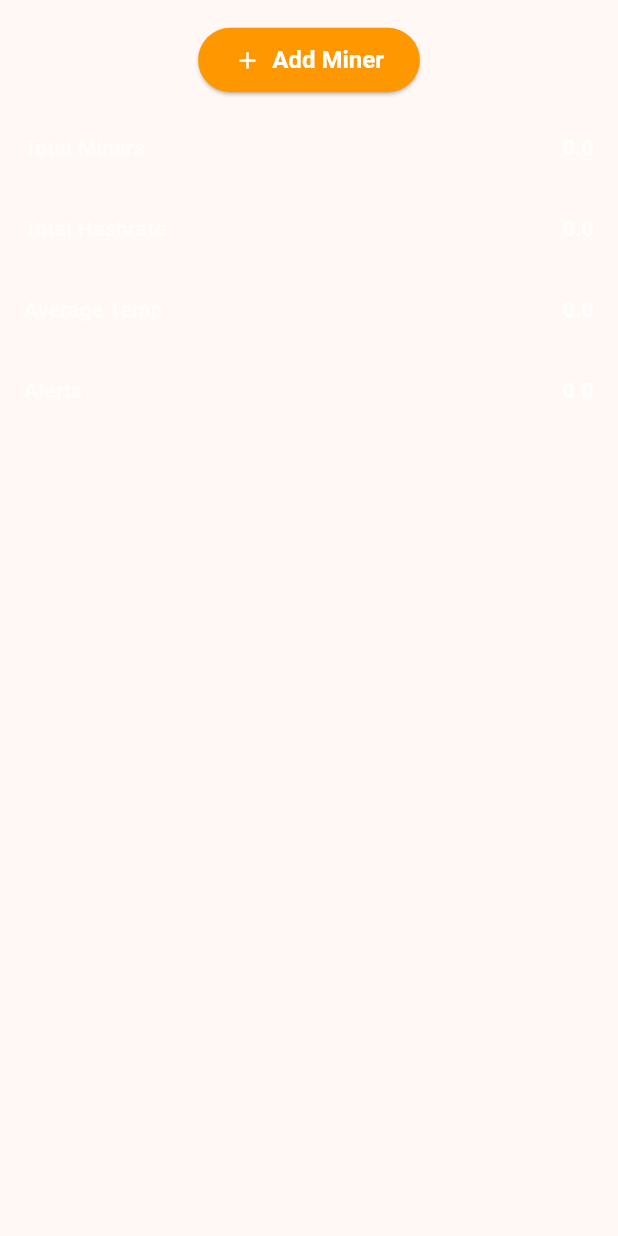
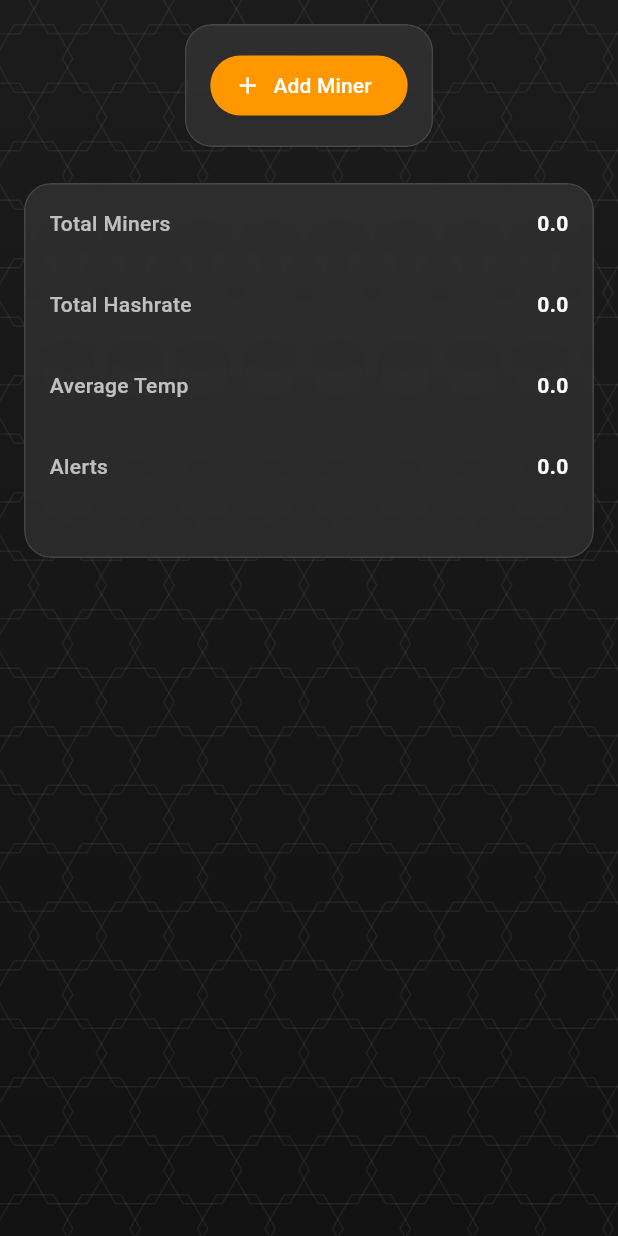
Before and after one commit to NicGrant/Mining_App, a Flutter app: the DashboardPage widget shown alone on an empty page, opened directly, on a phone screen of 412 x 824 dp. Run offline on Flutter 3.47's test engine with Material 3 defaults, Android fonts, the phone set to English and light mode, and no system bars; missing offline and left inert: network_info_plus.

Commit message:
New background Files

```diff
--- a/lib/pages/dashboard.dart
+++ b/lib/pages/dashboard.dart
@@ -1,6 +1,8 @@
 import 'package:flutter/material.dart';
 import '../pages/scanner_page.dart';
 import '../main.dart'; // For minersList
+import '/widgets/app_background.dart';
+import '/ui/glass_card.dart';
 
 // ---------- InfoBar Widget ----------
 class InfoBar extends StatelessWidget {
@@ -81,12 +83,16 @@ class _DashboardPageState extends State<DashboardPage> {
     double avgTemp = minersList.isEmpty ? 0 : 65;        // Celsius
     int alerts = minersList.isEmpty ? 0 : 2;
 
-    return SingleChildScrollView(
+
+   return AppBackground(
+  child: SingleChildScrollView(
     padding: const EdgeInsets.all(16.0),
     child: Column(
       children: [
+
         // ---------- Add Miner Button ----------
-          ElevatedButton.icon(
+        GlassCard(
+          child: ElevatedButton.icon(
             onPressed: () async {
               final newMiner = await Navigator.push(
                 context,
@@ -104,13 +110,17 @@ class _DashboardPageState extends State<DashboardPage> {
             style: ElevatedButton.styleFrom(
               backgroundColor: Colors.orange,
               foregroundColor: Colors.white,
-              padding: const EdgeInsets.symmetric(horizontal: 24, vertical: 12),
-              textStyle: const TextStyle(fontSize: 16, fontWeight: FontWeight.bold),
+              elevation: 0,
             ),
           ),
+        ),
+
         const SizedBox(height: 24),
 
-          // ---------- Info Bars ----------
+        // ---------- Dashboard Stats ----------
+        GlassCard(
+          child: Column(
+            children: [
               InfoBar(
                 label: 'Total Miners',
                 value: minersList.length.toDouble(),
@@ -137,6 +147,10 @@ class _DashboardPageState extends State<DashboardPage> {
               ),
             ],
           ),
+        ),
+      ],
+    ),
+  ),
 );
 }
 }
--- a/lib/services/bitaxe_scanner.dart
+++ b/lib/services/bitaxe_scanner.dart
@@ -2,14 +2,13 @@ import 'dart:convert';
 import 'package:flutter/foundation.dart';
 import 'package:http/http.dart' as http;
 import 'package:network_info_plus/network_info_plus.dart';
-
 import '../models/bitaxe_device.dart';
 
 class BitaxeScanner {
-  static const Duration timeout = Duration(seconds: 1);
-  static const int batchSize = 20;
+  static const Duration timeout = Duration(seconds: 2);
+  static const int batchSize = 15; // number of concurrent requests
 
-  /// Scan entire local subnet
+  /// Scan the local subnet
   Future<List<BitaxeDevice>> scan() async {
     final subnet = await _getSubnet();
     if (subnet == null) {
@@ -21,10 +20,9 @@ class BitaxeScanner {
 
     final results = <BitaxeDevice>[];
 
-    // Generate IP list
+    // Generate all possible IPs in subnet
     final ips = List.generate(254, (i) => '$subnet${i + 1}');
 
-    // Scan in batches to limit concurrency
     for (int i = 0; i < ips.length; i += batchSize) {
       final batch = ips.skip(i).take(batchSize);
 
@@ -38,14 +36,11 @@ class BitaxeScanner {
     return results;
   }
 
-  /// Scan a single IP (manual or automated)
+  /// Scan a single IP
   Future<BitaxeDevice?> scanSingleIp(String ipOrHost) async {
-  Uri uri;
-
     try {
-    // Parse optional port
       String host = ipOrHost;
-    int port = 80; // default HTTP port
+      int port = 80;
 
       if (ipOrHost.contains(':')) {
         final parts = ipOrHost.split(':');
@@ -53,18 +48,22 @@ Future<BitaxeDevice?> scanSingleIp(String ipOrHost) async {
         port = int.tryParse(parts[1]) ?? 80;
       }
 
-    // Proper Uri with host and port separated
-    uri = Uri(scheme: 'http', host: host, port: port, path: '/api/system');
-
+      final uri = Uri(scheme: 'http', host: host, port: port, path: '/api/system');
       debugPrint('➡️ Probing $uri');
 
-    final response = await http.get(uri).timeout(const Duration(seconds: 2));
+      final response = await http.get(uri).timeout(timeout);
 
-    if (response.statusCode != 200) return null;
+      if (response.statusCode != 200) {
+        debugPrint('⚠️ $ipOrHost returned status ${response.statusCode}');
+        return null;
+      }
 
       final json = jsonDecode(response.body);
 
-    if (!_looksLikeBitaxe(json)) return null;
+      if (!_looksLikeBitaxe(json)) {
+        debugPrint('⚠️ $ipOrHost is not a Bitaxe device');
+        return null;
+      }
 
       debugPrint('✅ Bitaxe found at $ipOrHost');
       return BitaxeDevice.fromJson(ipOrHost, json);
@@ -74,21 +73,23 @@ Future<BitaxeDevice?> scanSingleIp(String ipOrHost) async {
     }
   }
 
-
+  /// Manual probe (single IP or IP:port)
+  Future<BitaxeDevice?> probeManual(String ipOrHost) async {
+    return await scanSingleIp(ipOrHost);
+  }
 
   /// Determine if response matches Bitaxe structure
   bool _looksLikeBitaxe(Map<String, dynamic> json) {
-    return json.containsKey('model') &&
-        json.containsKey('hostname');
+    return json.containsKey('model') && json.containsKey('hostname');
   }
 
-  /// Determine local subnet
+  /// Determine local subnet from Wi-Fi IP
   Future<String?> _getSubnet() async {
     final info = NetworkInfo();
     final ip = await info.getWifiIP();
+    debugPrint('iPhone Wi-Fi IP: $ip');
 
     if (ip == null || !ip.contains('.')) return null;
-
     return ip.substring(0, ip.lastIndexOf('.') + 1);
   }
 }
--- /dev/null
+++ b/lib/ui/glass_card.dart
@@ -0,0 +1,29 @@
+import 'dart:ui';
+import 'package:flutter/material.dart';
+
+class GlassCard extends StatelessWidget {
+  final Widget child;
+
+  const GlassCard({super.key, required this.child});
+
+  @override
+  Widget build(BuildContext context) {
+    return ClipRRect(
+      borderRadius: BorderRadius.circular(18),
+      child: BackdropFilter(
+        filter: ImageFilter.blur(sigmaX: 12, sigmaY: 12),
+        child: Container(
+          padding: const EdgeInsets.all(16),
+          decoration: BoxDecoration(
+            color: Colors.white.withOpacity(0.08),
+            borderRadius: BorderRadius.circular(18),
+            border: Border.all(
+              color: Colors.white.withOpacity(0.12),
+            ),
+          ),
+          child: child,
+        ),
+      ),
+    );
+  }
+}
--- /dev/null
+++ b/lib/ui/hex_background.dart
@@ -0,0 +1,57 @@
+import 'dart:math';
+import 'package:flutter/material.dart';
+
+class HexBackground extends StatelessWidget {
+  const HexBackground({super.key});
+
+  @override
+  Widget build(BuildContext context) {
+    return CustomPaint(
+      painter: _HexPainter(),
+      size: Size.infinite,
+    );
+  }
+}
+
+class _HexPainter extends CustomPainter {
+  @override
+  void paint(Canvas canvas, Size size) {
+    final paint = Paint()
+      ..style = PaintingStyle.stroke
+      ..strokeWidth = 1
+      ..color = Colors.white.withOpacity(0.06);
+
+    const hexSize = 26.0;
+    final hexHeight = hexSize * 2;
+    final hexWidth = sqrt(3) * hexSize;
+
+    for (double y = 0; y < size.height; y += hexHeight * 0.75) {
+      for (double x = 0; x < size.width; x += hexWidth) {
+        final offsetX =
+            ((y ~/ (hexHeight * 0.75)) % 2) * (hexWidth / 2);
+        _drawHex(canvas, paint, Offset(x + offsetX, y), hexSize);
+      }
+    }
+  }
+
+  void _drawHex(Canvas canvas, Paint paint, Offset center, double r) {
+    final path = Path();
+    for (int i = 0; i < 6; i++) {
+      final angle = pi / 3 * i;
+      final point = Offset(
+        center.dx + r * cos(angle),
+        center.dy + r * sin(angle),
+      );
+      if (i == 0) {
+        path.moveTo(point.dx, point.dy);
+      } else {
+        path.lineTo(point.dx, point.dy);
+      }
+    }
+    path.close();
+    canvas.drawPath(path, paint);
+  }
+
+  @override
+  bool shouldRepaint(CustomPainter oldDelegate) => false;
+}
--- /dev/null
+++ b/lib/widgets/app_background.dart
@@ -0,0 +1,35 @@
+import 'package:flutter/material.dart';
+import '/ui/hex_background.dart';
+
+class AppBackground extends StatelessWidget {
+  final Widget child;
+
+  const AppBackground({super.key, required this.child});
+
+  @override
+  Widget build(BuildContext context) {
+    return Stack(
+      children: [
+        // Base color + gradient
+        Container(
+          decoration: const BoxDecoration(
+            gradient: LinearGradient(
+              begin: Alignment.topCenter,
+              end: Alignment.bottomCenter,
+              colors: [
+                Color(0xFF1B1B1B),
+                Color(0xFF121212),
+              ],
+            ),
+          ),
+        ),
+
+        // Hex pattern overlay
+        const HexBackground(),
+
+        // Page content
+        SafeArea(child: child),
+      ],
+    );
+  }
+}
```
Also changed, not shown: 19 other files. Lines whose indentation alone changed are shown as unchanged.
